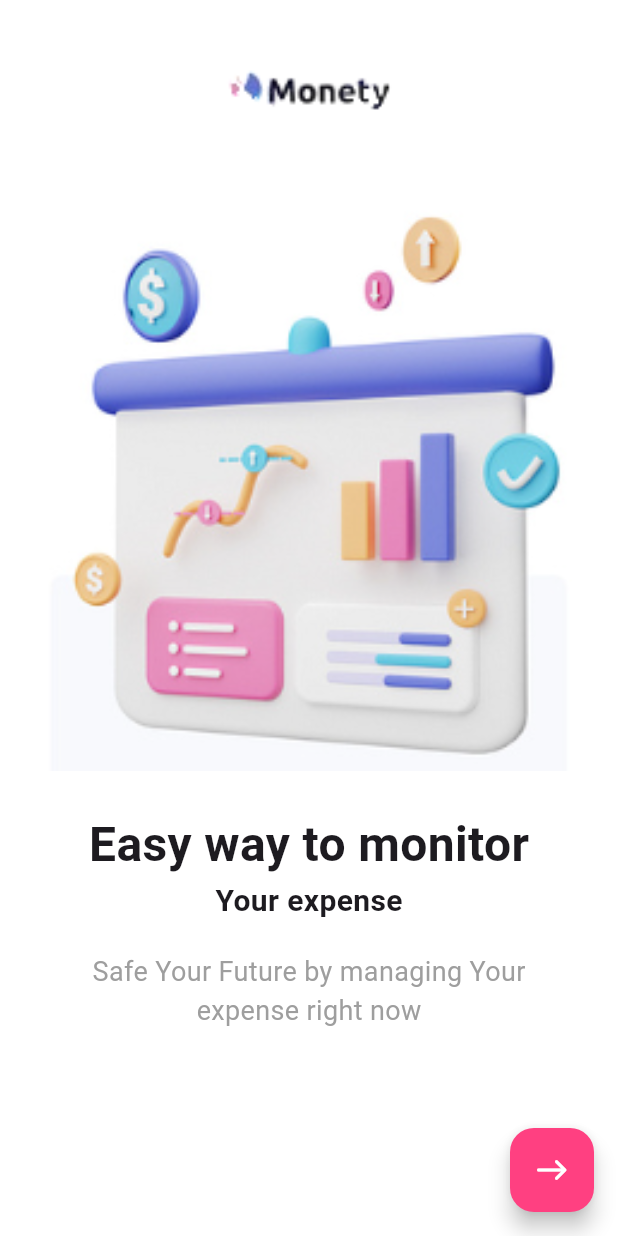
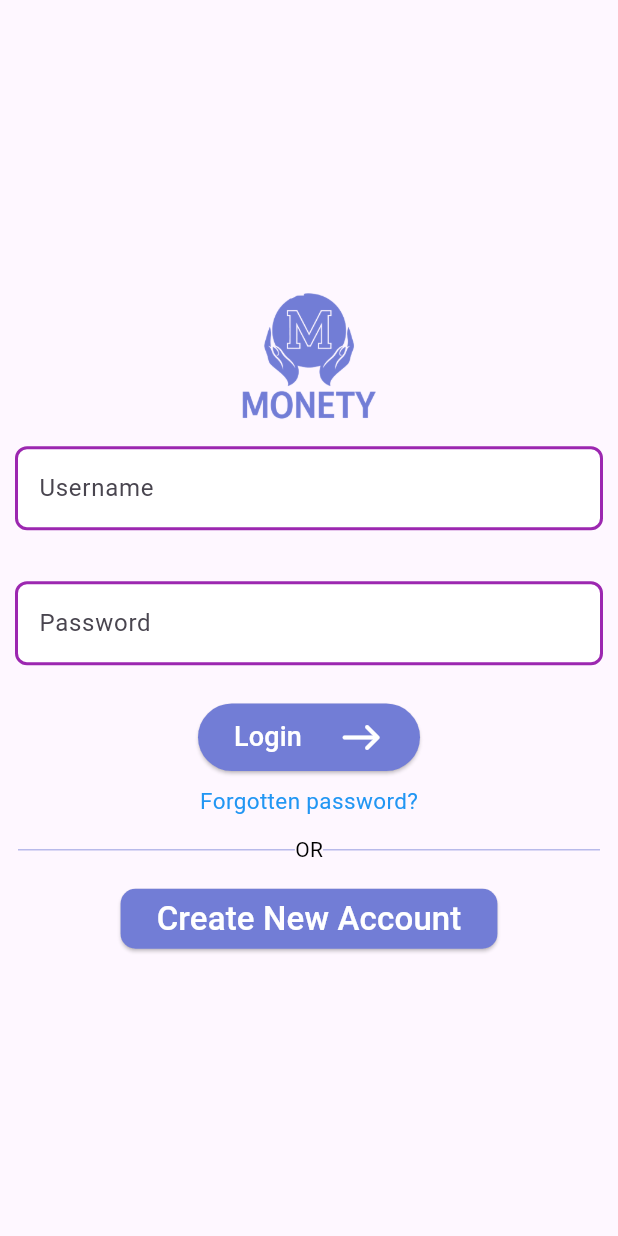
Before and after one commit to raunak2909/expenso_327, a Flutter app: the screen it shows after launch, on a phone screen of 412 x 824 dp. Run offline on Flutter 3.47's test engine with Material 3 defaults, Android fonts, the phone set to English and light mode, and no system bars.

Commit message:
login sign up page

```diff
--- /dev/null
+++ b/lib/login_page.dart
@@ -0,0 +1,163 @@
+import 'package:expense_app_ui/sign_up.dart';
+import 'package:flutter/cupertino.dart';
+import 'package:flutter/material.dart';
+
+class LoginPage extends StatelessWidget {
+  @override
+  Widget build(BuildContext context) {
+    TextEditingController usernameController = TextEditingController();
+    TextEditingController passwordController = TextEditingController();
+    return Scaffold(
+      body: Column(
+        mainAxisAlignment: MainAxisAlignment.center,
+        children: [
+          Center(
+              child: Image.asset(
+            "asset/image/loginlogo.png",
+            fit: BoxFit.contain,
+            height: 100,
+            width: 100,
+            color: Color(0xFF727dd6),
+          ),),
+          Padding(
+            padding: const EdgeInsets.all(10.0),
+            child: SizedBox(
+              height: 70,
+              child: TextField(
+                controller: usernameController,
+                decoration: InputDecoration(
+                  labelText: 'Username', // Label for the input field
+                  hintText: 'Enter your username', // Hint text inside the field
+                  border: OutlineInputBorder(
+                    // Border around the input field
+                    borderRadius: BorderRadius.circular(8.0),
+                  ),
+                  enabledBorder: OutlineInputBorder(
+                    // Border when not focused
+                    borderSide: BorderSide(color: Colors.purple, width: 2.0),
+                    borderRadius: BorderRadius.circular(8.0),
+                  ),
+                  focusedBorder: OutlineInputBorder(
+                    // Border when focused
+                    borderSide:
+                        BorderSide(color: Colors.purpleAccent, width: 2.0),
+                    borderRadius: BorderRadius.circular(8.0),
+                  ),
+                  filled: true, // Adds a fill color to the input field
+                  fillColor: Colors.white, // Color of the fill
+                ),
+              ),
+            ),
+          ),
+          Padding(
+            padding: const EdgeInsets.all(10.0),
+            child: SizedBox(
+              height: 70,
+              child: TextField(
+                controller: passwordController,
+                obscureText: true,
+                obscuringCharacter: "*",
+                decoration: InputDecoration(
+                  labelText: 'Password', // Label for the input field
+                  hintText: 'Enter your Password', // Hint text inside the field
+                  border: OutlineInputBorder(
+                    // Border around the input field
+                    borderRadius: BorderRadius.circular(8.0),
+                  ),
+                  enabledBorder: OutlineInputBorder(
+                    // Border when not focused
+                    borderSide: BorderSide(color: Colors.purple, width: 2.0),
+                    borderRadius: BorderRadius.circular(8.0),
+                  ),
+                  focusedBorder: OutlineInputBorder(
+                    // Border when focused
+                    borderSide:
+                        BorderSide(color: Colors.purpleAccent, width: 2.0),
+                    borderRadius: BorderRadius.circular(8.0),
+                  ),
+                  filled: true, // Adds a fill color to the input field
+                  fillColor: Colors.white, // Color of the fill
+                ),
+              ),
+            ),
+          ),
+          ElevatedButton(
+            onPressed: () {},
+            child: SizedBox(
+              height: 45,
+              width: 100,
+              child: Row(
+                mainAxisAlignment: MainAxisAlignment.spaceBetween,
+                children: [
+                  Text(
+                    "Login",
+                    style: TextStyle(color: Colors.white, fontSize: 18),
+                  ),
+                  Icon(
+                    Icons.east_rounded,
+                    color: Colors.white,
+                    size: 30,
+                  )
+                ],
+              ),
+            ),
+            style: OutlinedButton.styleFrom(
+              backgroundColor: Color(0xFF727dd6),
+            ),
+          ),
+          SizedBox(
+            height: 8,
+          ),
+          Text(
+                      "Forgotten password?",
+                      style: TextStyle(fontSize: 15, color: Colors.blue),
+                    ),
+          Padding(
+            padding: const EdgeInsets.all(12.0),
+            child: Row(
+              mainAxisAlignment: MainAxisAlignment.center,
+              children: [
+                Expanded(
+                  child: Container(
+                    height: 1,
+                    // width: 150,
+                    color: Color(0xFF727dd6).withOpacity(0.5),
+                  ),
+                ),
+                Text(
+                  "OR",
+                  style: TextStyle(color: Colors.black),
+                ),
+                Expanded(
+                  child: Container(
+                    height: 1,
+                    width: 150,
+                    color: Color(0xFF727dd6).withOpacity(0.5),
+                  ),
+                ),
+              ],
+            ),
+          ),
+
+          ElevatedButton(
+            onPressed: () {
+              Navigator.push(context, MaterialPageRoute(builder: (context)=>SignupPage()));
+            },
+            child: Expanded(
+              child: Text(
+                "Create New Account",
+                style: TextStyle(color: Colors.white, fontSize: 22),
+              ),
+            ),
+            style: OutlinedButton.styleFrom(
+              backgroundColor: Color(0xFF727dd6),
+              shape: RoundedRectangleBorder(
+                borderRadius: BorderRadius.circular(10),
+              ),
+            ),
+          ),
+        ],
+      ),
+    );
+  }
+}
--- a/lib/main.dart
+++ b/lib/main.dart
@@ -1,5 +1,6 @@
 
 import 'package:expense_app_ui/home_page.dart';
+import 'package:expense_app_ui/login_page.dart';
 import 'package:flutter/material.dart';
 
 void main(){
@@ -10,7 +11,7 @@ class Myapp extends StatelessWidget{
   @override
   Widget build(BuildContext context) {
     return MaterialApp(
-      home: HomePage(),
+      home: LoginPage(),
     );
   }
 }
```
Also changed, not shown: lib/sign_up.dart (added, +167 -0 lines), asset/image/loginlogo.png (added).
